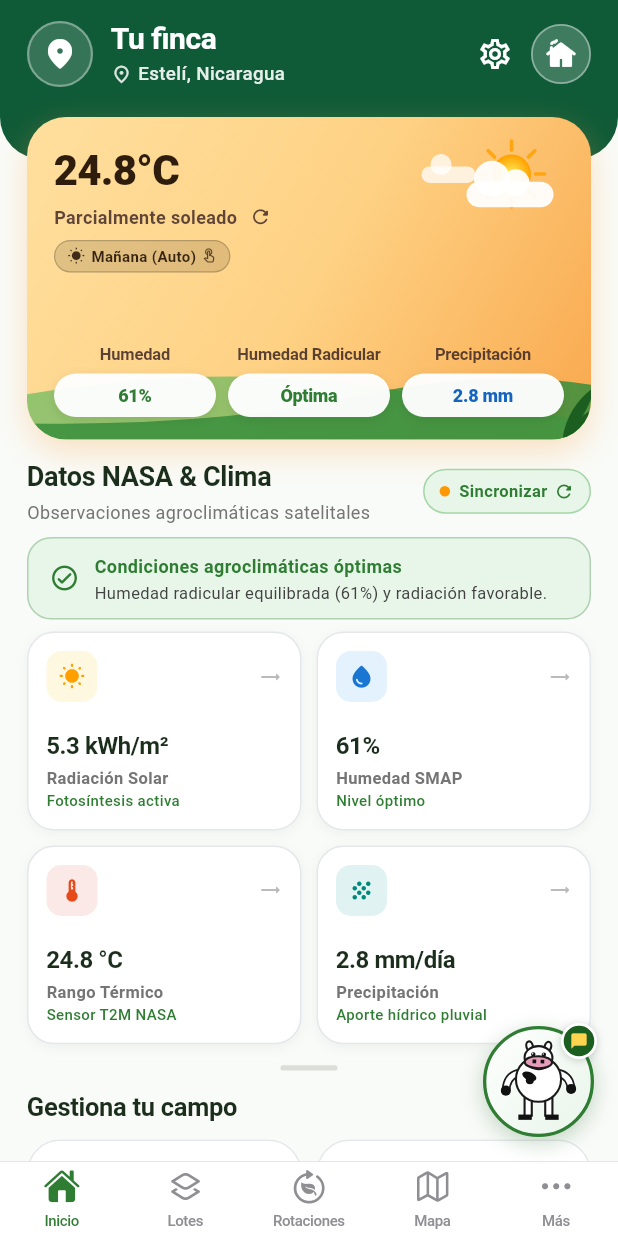
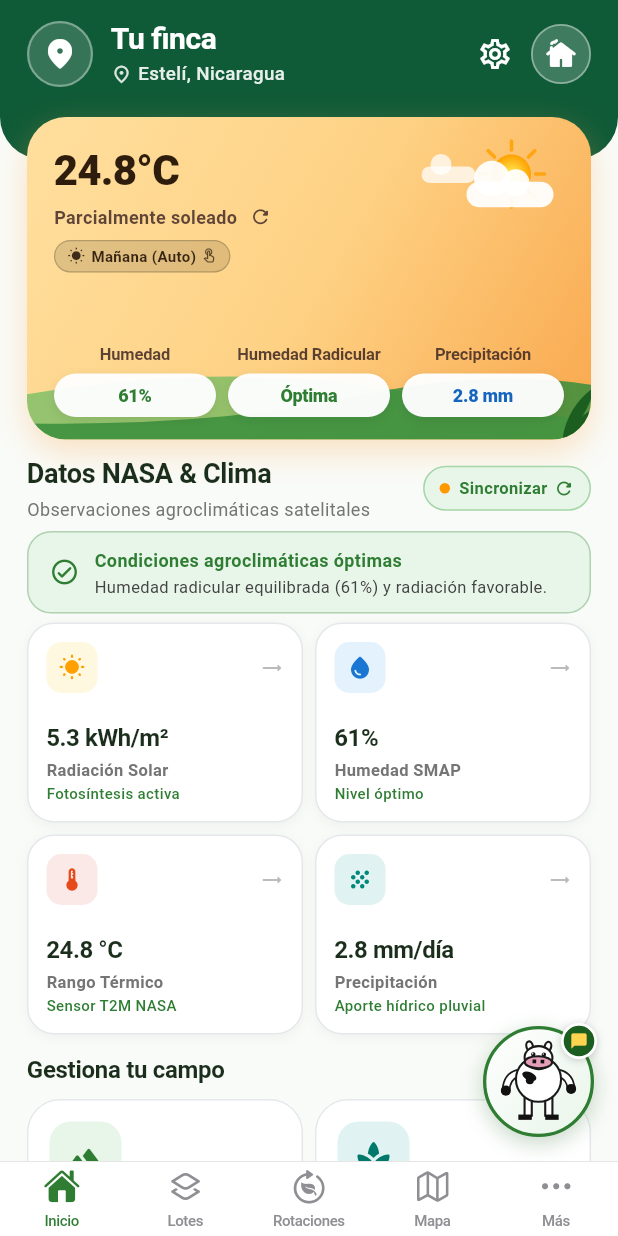
Before and after one commit to camijavi/Eva-bits, a Flutter app: the DashboardScreen screen opened directly, on a phone screen of 412 x 824 dp. Run offline on Flutter 3.47's test engine with Material 3 defaults, Android fonts, the phone set to English and light mode, and no system bars; our stand-ins replace geolocator, sqflite; accounts and stored records are empty; network calls fail.

Commit message:
update dashboard screen layout and language detection

```diff
--- a/lib/screens/dashboard_screen.dart
+++ b/lib/screens/dashboard_screen.dart
@@ -1,6 +1,7 @@
 import 'dart:math' as math;
 import 'package:flutter/cupertino.dart';
 import 'package:flutter/material.dart';
+import 'package:flutter/services.dart';
 import '../constants/app_colors.dart';
 import '../database/database_manager.dart';
 import '../languages/app_strings.dart';
@@ -53,6 +54,13 @@ class _DashboardScreenState extends State<DashboardScreen> {
   @override
   void initState() {
     super.initState();
+    SystemChrome.setSystemUIOverlayStyle(
+      const SystemUiOverlayStyle(
+        statusBarColor: Colors.transparent,
+        statusBarBrightness: Brightness.dark,
+        statusBarIconBrightness: Brightness.light,
+      ),
+    );
     _loadLatestFarm();
   }
 
@@ -90,7 +98,7 @@ class _DashboardScreenState extends State<DashboardScreen> {
   }
 
   String _getDayPeriodName(DayPeriod period, AppStrings s) {
-    final isEs = s.kDashboardWhatToDo == '¿Qué quieres hacer hoy?';
+    final isEs = AppLanguage.current.value == AppLanguageType.spanish;
     switch (period) {
       case DayPeriod.madrugada:
         return isEs ? 'Madrugada' : 'Dawn';
@@ -264,7 +272,13 @@ class _DashboardScreenState extends State<DashboardScreen> {
 
         final report = _getPredictionsReport();
 
-        return Scaffold(
+        return AnnotatedRegion<SystemUiOverlayStyle>(
+          value: const SystemUiOverlayStyle(
+            statusBarColor: Colors.transparent,
+            statusBarBrightness: Brightness.dark,
+            statusBarIconBrightness: Brightness.light,
+          ),
+          child: Scaffold(
             backgroundColor: scaffoldBg,
             body: RefreshIndicator(
               onRefresh: _loadLatestFarm,
@@ -283,99 +297,25 @@ class _DashboardScreenState extends State<DashboardScreen> {
                           crossAxisAlignment: CrossAxisAlignment.start,
                           children: [
                             _buildHeroWeatherCard(context, s),
-                          const SizedBox(height: 12),
+                            const SizedBox(height: 10),
                             _buildNasaClimateSection(context, s),
-                          const SizedBox(height: 14),
-                          Center(
-                            child: Container(
-                              width: 38,
-                              height: 3.5,
-                              decoration: BoxDecoration(
-                                color: isDark
-                                    ? const Color(0xFF2C3E33)
-                                    : const Color(0xFFDCDFD8),
-                                borderRadius: BorderRadius.circular(2),
-                              ),
-                            ),
-                          ),
                             const SizedBox(height: 12),
                             Text(
-                            s.kDashboardWhatToDo == '¿Qué quieres hacer hoy?'
+                              AppLanguage.current.value == AppLanguageType.spanish
                                   ? 'Gestiona tu campo'
                                   : 'Manage your fields',
                               style: TextStyle(
-                              fontSize: 17,
+                                fontSize: 16,
                                 fontWeight: FontWeight.bold,
                                 color: textColor,
                                 letterSpacing: -0.2,
                               ),
                             ),
-                          const SizedBox(height: 10),
+                            const SizedBox(height: 8),
                             _buildFieldsGrid(context, s, displaySurface),
-                          const SizedBox(height: 14),
+                            const SizedBox(height: 12),
                             _buildPredictionsSection(context, s, report),
-                          const SizedBox(height: 14),
-                          Text(
-                            s.kDashboardWhatToDo,
-                            style: TextStyle(
-                              fontSize: 17,
-                              fontWeight: FontWeight.bold,
-                              color: textColor,
-                              letterSpacing: -0.2,
-                            ),
-                          ),
-                          const SizedBox(height: 8),
-                          _buildActionCard(
-                            context: context,
-                            backgroundColor: const Color(0xFFEAF5EC),
-                            iconBoxColor: const Color(0xFF2E7D32),
-                            icon: Icons.eco_rounded,
-                            iconColor: Colors.white,
-                            title: s.kDashboardAction1,
-                            chevronColor: const Color(0xFF4A7C59),
-                            onTap: () {
-                              Navigator.of(context).pushReplacement(
-                                createBottomNavPageRoute(
-                                  const PredictionsScreen(initialTab: 1),
-                                ),
-                              );
-                            },
-                          ),
-                          const SizedBox(height: 6),
-                          _buildActionCard(
-                            context: context,
-                            backgroundColor: const Color(0xFFEBF3FB),
-                            iconBoxColor: const Color(0xFFD4E7F7),
-                            icon: Icons.cloud_outlined,
-                            iconColor: const Color(0xFF1976D2),
-                            title: s.kDashboardAction2,
-                            chevronColor: const Color(0xFF5B8FB9),
-                            onTap: () {
-                              Navigator.of(context).pushReplacement(
-                                createBottomNavPageRoute(
-                                  const PredictionsScreen(initialTab: 0),
-                                ),
-                              );
-                            },
-                          ),
-                          const SizedBox(height: 6),
-                          _buildActionCard(
-                            context: context,
-                            backgroundColor: const Color(0xFFFEF8E7),
-                            iconBoxColor: const Color(0xFFFEEBC2),
-                            icon: Icons.lightbulb_outline_rounded,
-                            iconColor: const Color(0xFFF57F17),
-                            title: s.kDashboardAction3,
-                            chevronColor: const Color(0xFFBCA05A),
-                            onTap: () {
-                              Navigator.of(context).pushReplacement(
-                                createBottomNavPageRoute(
-                                  const PredictionsScreen(initialTab: 5),
-                                ),
-                              );
-                            },
-                          ),
-                          const SizedBox(height: 16),
+                            const SizedBox(height: 20),
                           ],
                         ),
                       ),
@@ -400,6 +340,7 @@ class _DashboardScreenState extends State<DashboardScreen> {
               subplots: _farmSubplots,
             ),
             bottomNavigationBar: const CustomBottomNavBar(currentIndex: 0),
+          ),
         );
       },
     );
@@ -416,7 +357,13 @@ class _DashboardScreenState extends State<DashboardScreen> {
         .trim();
     final headerBg = AppColors.getHeaderBg(context);
 
-    return Container(
+    return AnnotatedRegion<SystemUiOverlayStyle>(
+      value: const SystemUiOverlayStyle(
+        statusBarColor: Colors.transparent,
+        statusBarBrightness: Brightness.dark,
+        statusBarIconBrightness: Brightness.light,
+      ),
+      child: Container(
       width: double.infinity,
       decoration: BoxDecoration(
         color: headerBg,
@@ -547,6 +494,7 @@ class _DashboardScreenState extends State<DashboardScreen> {
                 ),
               ),
             ],
+          ),
         ),
       ),
     ),
@@ -988,15 +936,16 @@ class _DashboardScreenState extends State<DashboardScreen> {
             ),
           ],
         ),
-        const SizedBox(height: 8),
+        const SizedBox(height: 6),
         _buildEnvironmentalStatusBanner(context, s),
-        const SizedBox(height: 8),
+        const SizedBox(height: 6),
         GridView.count(
+          padding: EdgeInsets.zero,
           crossAxisCount: 2,
           shrinkWrap: true,
           physics: const NeverScrollableScrollPhysics(),
-          crossAxisSpacing: 10,
-          mainAxisSpacing: 10,
+          crossAxisSpacing: 8,
+          mainAxisSpacing: 8,
           childAspectRatio: 1.38,
           children: [
             _buildTelemetryCard(
@@ -1312,7 +1261,7 @@ class _DashboardScreenState extends State<DashboardScreen> {
             );
           },
         ),
-        const SizedBox(height: 8),
+        const SizedBox(height: 6),
         _buildPredictionCard(
           context: context,
           badgeText: '${report.rotation.score}% Compatibilidad',
@@ -1335,7 +1284,7 @@ class _DashboardScreenState extends State<DashboardScreen> {
             );
           },
         ),
-        const SizedBox(height: 8),
+        const SizedBox(height: 6),
         _buildPredictionCard(
           context: context,
           badgeText: report.calendar.windowStatus,
@@ -1361,7 +1310,7 @@ class _DashboardScreenState extends State<DashboardScreen> {
             );
           },
         ),
-        const SizedBox(height: 8),
+        const SizedBox(height: 6),
         _buildPredictionCard(
           context: context,
           badgeText: '${report.nutrition.soilHealthScore}/100 Salud',
@@ -1565,11 +1514,12 @@ class _DashboardScreenState extends State<DashboardScreen> {
     String surfaceText,
   ) {
     return GridView.count(
+      padding: EdgeInsets.zero,
       crossAxisCount: 2,
       shrinkWrap: true,
       physics: const NeverScrollableScrollPhysics(),
-      crossAxisSpacing: 10,
-      mainAxisSpacing: 10,
+      crossAxisSpacing: 8,
+      mainAxisSpacing: 8,
       childAspectRatio: 1.25,
       children: [
         _buildGridCard(
@@ -1715,79 +1665,6 @@ class _DashboardScreenState extends State<DashboardScreen> {
                 ],
               ),
             ],
-          ),
-        ),
-      ),
-    );
-  }
-
-  Widget _buildActionCard({
-    required BuildContext context,
-    required Color backgroundColor,
-    required Color iconBoxColor,
-    required IconData icon,
-    required Color iconColor,
-    required String title,
-    required Color chevronColor,
-    VoidCallback? onTap,
-  }) {
-    final isDark = AppColors.isDark(context);
-    final cardColor = isDark ? const Color(0xFF1E2822) : backgroundColor;
-    final titleColor =
-        isDark ? AppColors.textPrimaryDark : const Color(0xFF1B2E1C);
-    final borderCol = isDark ? AppColors.borderDark : Colors.transparent;
-
-    return Container(
-      decoration: BoxDecoration(
-        color: cardColor,
-        borderRadius: BorderRadius.circular(16),
-        border: isDark ? Border.all(color: borderCol) : null,
-      ),
-      child: Material(
-        color: Colors.transparent,
-        child: InkWell(
-          borderRadius: BorderRadius.circular(16),
-          onTap: onTap,
-          child: Padding(
-            padding: const EdgeInsets.symmetric(horizontal: 16, vertical: 14),
-            child: Row(
-              children: [
-                Container(
-                  width: 44,
-                  height: 44,
-                  decoration: BoxDecoration(
-                    color: isDark
-                        ? iconBoxColor.withValues(alpha: 0.25)
-                        : iconBoxColor,
-                    borderRadius: BorderRadius.circular(12),
-                  ),
-                  child: Center(
-                    child: Icon(
-                      icon,
-                      color: isDark ? AppColors.primaryLight : iconColor,
-                      size: 24,
-                    ),
-                  ),
-                ),
-                const SizedBox(width: 14),
-                Expanded(
-                  child: Text(
-                    title,
-                    style: TextStyle(
-                      fontSize: 14,
-                      fontWeight: FontWeight.bold,
-                      color: titleColor,
-                      height: 1.25,
-                    ),
-                  ),
-                ),
-                Icon(
-                  Icons.chevron_right_rounded,
-                  color: isDark ? AppColors.primaryLight : chevronColor,
-                  size: 24,
-                ),
-              ],
-            ),
           ),
         ),
       ),
--- a/pubspec.yaml
+++ b/pubspec.yaml
@@ -61,10 +61,8 @@ flutter:
   # the material Icons class.
   uses-material-design: true
 
-  # To add assets to your application, add an assets section, like this:
-  # assets:
-  #   - images/a_dot_burr.jpeg
-  #   - images/a_dot_ham.jpeg
+  assets:
+    - assets/emotes/
 
   # An image asset can refer to one or more resolution-specific "variants", see
   # https://flutter.dev/to/resolution-aware-images
```
Lines whose indentation alone changed are shown as unchanged.
